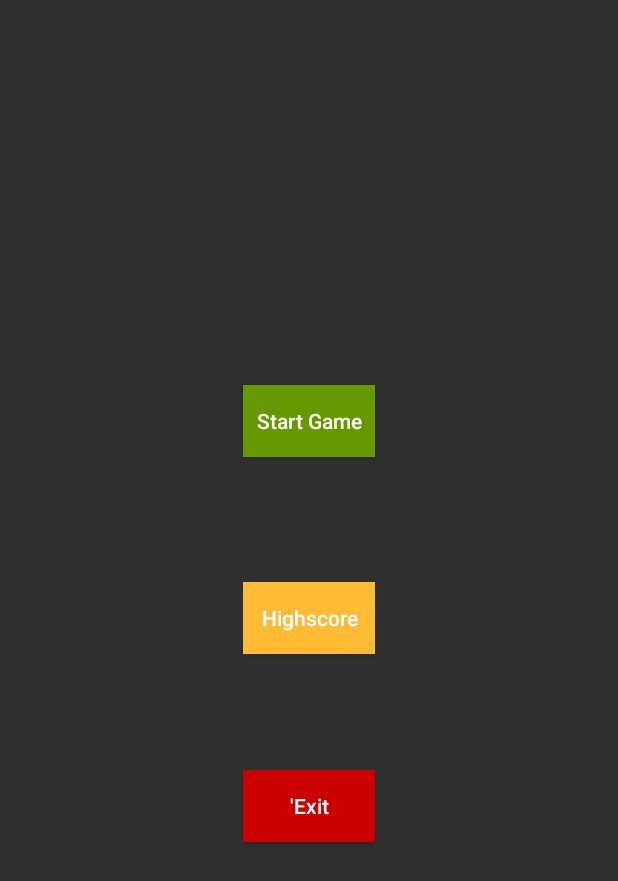
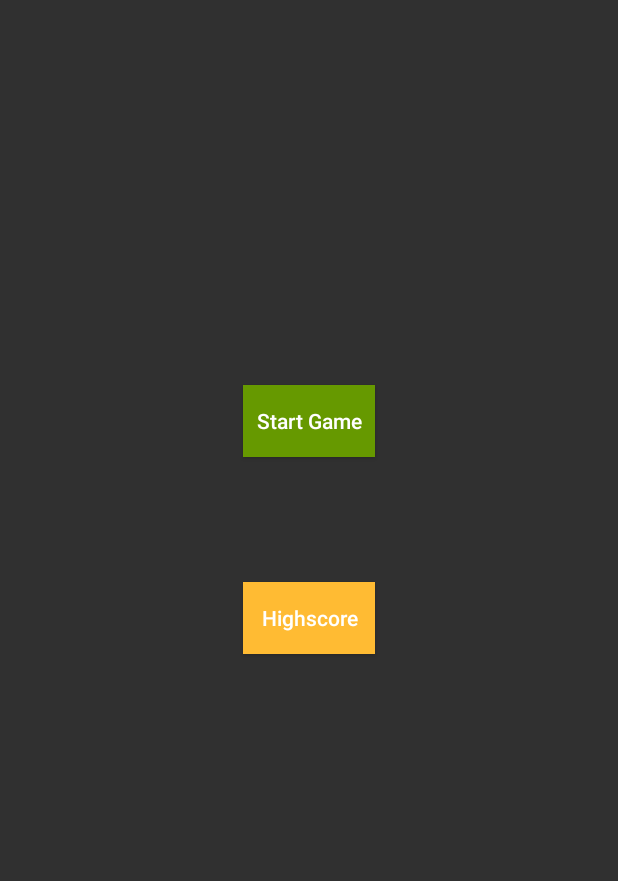
Before and after one commit to vkrisztian/EndlessRunner2, an Android app: the screen it shows after launch (MainActivity), on a phone screen of 412 x 824 dp. Shown: the top 881 px of the screen. Run offline under Robolectric (Android 15) with nearby library versions, the phone set to English and light mode, and no system bars.

```diff
--- a/app/src/main/java/endlessrunner/nik/uniobuda/hu/endlessrunner/GameActivity.java
+++ b/app/src/main/java/endlessrunner/nik/uniobuda/hu/endlessrunner/GameActivity.java
@@ -47,10 +47,6 @@ public class GameActivity extends AppCompatActivity  {
                         {
                             canvas.track.usrCar.MoveLeft();
                         }
-                        else
-                        {
-                            // consider as something else - a screen tap for example
-                        }
                         break;
                 }
                 return true;
--- a/app/src/main/java/endlessrunner/nik/uniobuda/hu/endlessrunner/HighScoreActivity.java
+++ b/app/src/main/java/endlessrunner/nik/uniobuda/hu/endlessrunner/HighScoreActivity.java
@@ -38,8 +38,7 @@ public class HighScoreActivity extends AppCompatActivity {
         String filename = "DataEndless.txt";
 
         loadFile();
-        Users.add(new User("józsi",122));
-        Users.add(new User("józsi1",12112));
+
         Collections.sort(Users, new Comparator<User>() {
             @Override
             public int compare(User o1, User o2) {
--- a/app/src/main/java/endlessrunner/nik/uniobuda/hu/endlessrunner/MainActivity.java
+++ b/app/src/main/java/endlessrunner/nik/uniobuda/hu/endlessrunner/MainActivity.java
@@ -71,7 +71,7 @@ public class MainActivity extends AppCompatActivity {
                 String filename = "DataEndless.txt";
                 FileOutputStream outputStream;
                 try {
-                    outputStream = openFileOutput(filename, Context.MODE_PRIVATE);
+                    outputStream = openFileOutput(filename, Context.MODE_APPEND);
                     OutputStreamWriter osw = new OutputStreamWriter(outputStream);
                     osw.write(usr.getUserName()+"-"+usr.getHighscore()+"\n");
                     osw.flush();
--- a/app/src/main/res/layout/activity_main.xml
+++ b/app/src/main/res/layout/activity_main.xml
@@ -33,16 +33,5 @@
         android:onClick="HighScore"
         android:id="@+id/button" />
 
-    <Button
-        android:layout_width="wrap_content"
-        android:layout_height="wrap_content"
-        android:layout_alignStart="@+id/button"
-        android:layout_below="@+id/button"
-        android:layout_marginTop="77dp"
-        android:background="@android:color/holo_red_dark"
-        android:text="'Exit"
-        android:onClick="ExitGame"
-        android:textAllCaps="false" />
-
 
 </RelativeLayout>
```
